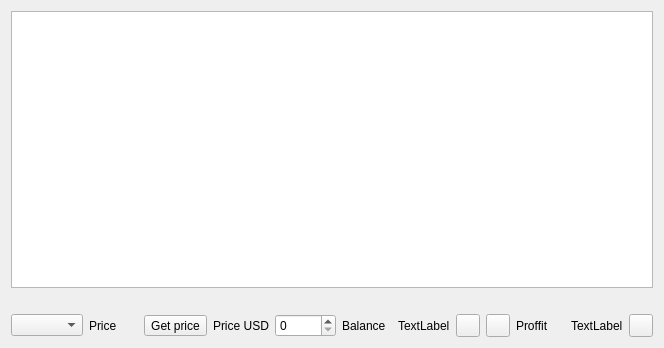
Qt form stocksdialog.ui (QTinman/CoinBrowser) before a commit.
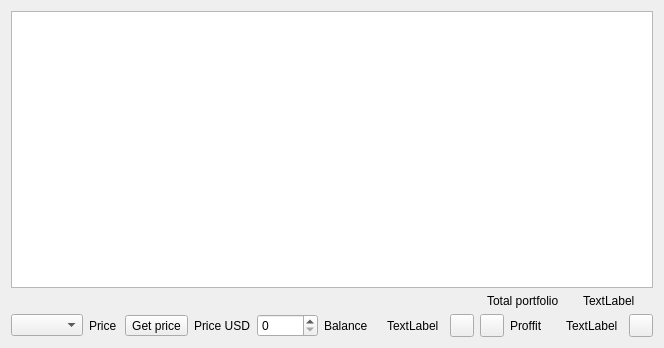
The same form after that commit. Icons and pictures are not drawn.

Commit message: Added total portfolio

```diff
--- a/stocksdialog.ui
+++ b/stocksdialog.ui
@@ -21,6 +21,46 @@
    <item row="0" column="0">
     <widget class="QTableView" name="tableView"/>
    </item>
+   <item row="1" column="0">
+    <layout class="QHBoxLayout" name="horizontalLayout_2">
+     <item>
+      <widget class="QLabel" name="messages">
+       <property name="text">
+        <string/>
+       </property>
+       <property name="alignment">
+        <set>Qt::AlignCenter</set>
+       </property>
+      </widget>
+     </item>
+     <item>
+      <widget class="QLabel" name="label_6">
+       <property name="maximumSize">
+        <size>
+         <width>90</width>
+         <height>16777215</height>
+        </size>
+       </property>
+       <property name="text">
+        <string>Total portfolio</string>
+       </property>
+      </widget>
+     </item>
+     <item>
+      <widget class="QLabel" name="sumProfit">
+       <property name="maximumSize">
+        <size>
+         <width>70</width>
+         <height>16777215</height>
+        </size>
+       </property>
+       <property name="text">
+        <string>TextLabel</string>
+       </property>
+      </widget>
+     </item>
+    </layout>
+   </item>
    <item row="2" column="0">
     <layout class="QHBoxLayout" name="horizontalLayout">
      <item>
@@ -32,6 +72,12 @@
      </item>
      <item>
       <widget class="QLabel" name="label">
+       <property name="maximumSize">
+        <size>
+         <width>30</width>
+         <height>16777215</height>
+        </size>
+       </property>
        <property name="text">
         <string>Price</string>
        </property>
@@ -49,6 +95,12 @@
      </item>
      <item>
       <widget class="QLabel" name="label_3">
+       <property name="maximumSize">
+        <size>
+         <width>60</width>
+         <height>16777215</height>
+        </size>
+       </property>
        <property name="text">
         <string>Price USD</string>
        </property>
@@ -66,6 +118,12 @@
      </item>
      <item>
       <widget class="QLabel" name="label_2">
+       <property name="maximumSize">
+        <size>
+         <width>60</width>
+         <height>16777215</height>
+        </size>
+       </property>
        <property name="text">
         <string>Balance</string>
        </property>
@@ -108,6 +166,12 @@
      </item>
      <item>
       <widget class="QLabel" name="label_5">
+       <property name="maximumSize">
+        <size>
+         <width>50</width>
+         <height>16777215</height>
+        </size>
+       </property>
        <property name="text">
         <string>Proffit</string>
        </property>
@@ -136,16 +200,6 @@
      </item>
     </layout>
    </item>
-   <item row="1" column="0">
-    <widget class="QLabel" name="messages">
-     <property name="text">
-      <string/>
-     </property>
-     <property name="alignment">
-      <set>Qt::AlignCenter</set>
-     </property>
-    </widget>
-   </item>
   </layout>
  </widget>
  <resources>
```
The commit also changes 1 other file.
